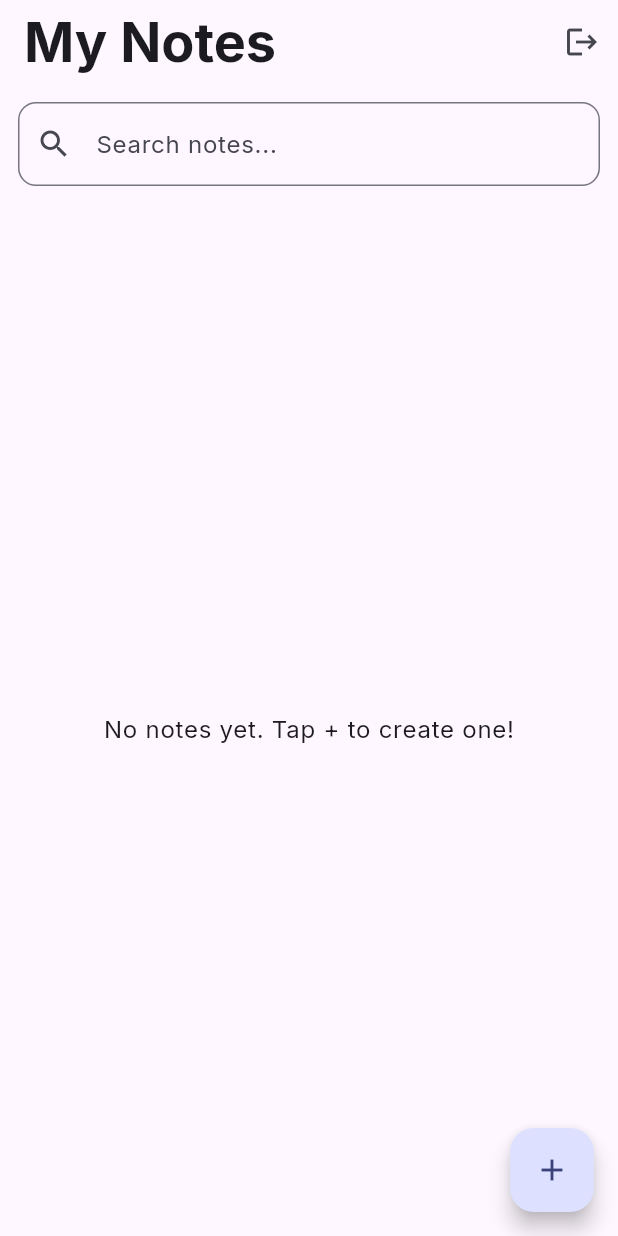
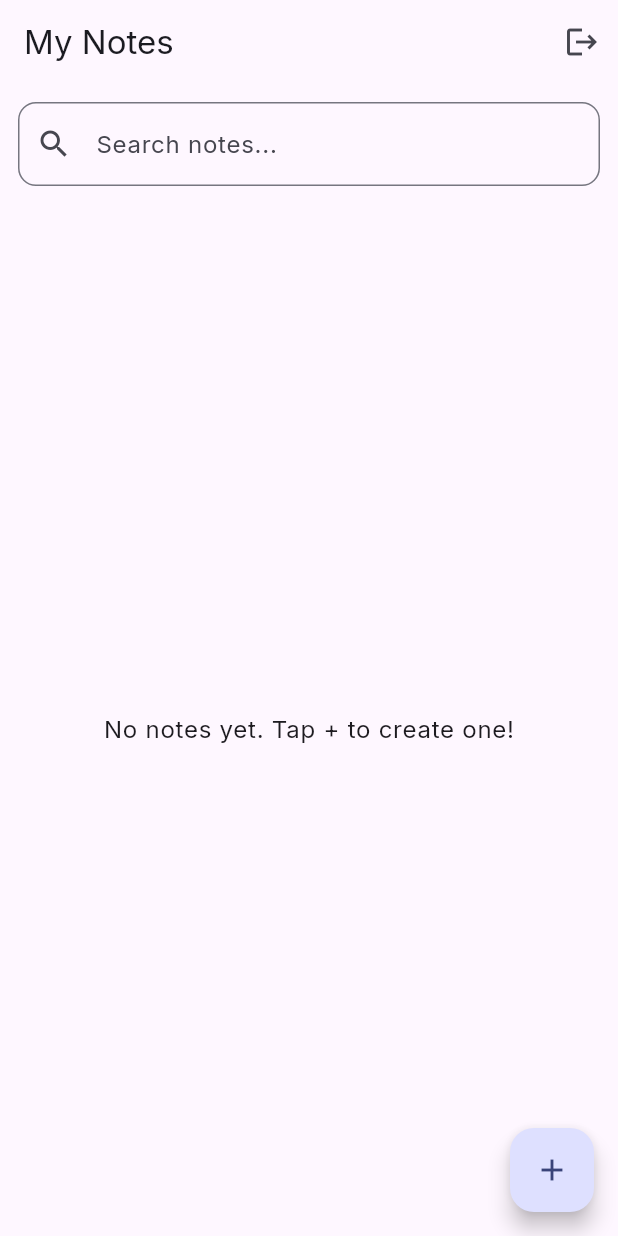
Before and after one commit to majumdersubhanu/stash_notes, a Flutter app: the screen it shows after launch, on a phone screen of 412 x 824 dp. Run offline on Flutter 3.47's test engine with Material 3 defaults, Android fonts, the phone set to English and light mode, and no system bars; our stand-ins replace cloud_firestore, firebase_auth, firebase_core, google_fonts, google_sign_in; accounts and stored records are empty.

Commit message:
final commit

```diff
--- a/lib/screens/home_screen.dart
+++ b/lib/screens/home_screen.dart
@@ -72,13 +72,7 @@ class _HomeScreenState extends State<HomeScreen> {
           title:
               _selectedNoteIds.isNotEmpty
                   ? Text('${_selectedNoteIds.length} selected')
-                  : Text(
-                    'My Notes',
-                    style: Theme.of(context).textTheme.displaySmall?.copyWith(
-                      fontWeight: FontWeight.bold,
-                      color: Theme.of(context).colorScheme.onSurface,
-                    ),
-                  ),
+                  : Text('My Notes'),
           actions:
               _selectedNoteIds.isNotEmpty
                   ? [
@@ -179,7 +173,7 @@ class _HomeScreenState extends State<HomeScreen> {
                               color:
                                   Theme.of(
                                     context,
-                                  ).colorScheme.surfaceContainerHighest,
+                                  ).colorScheme.surfaceContainerLowest,
                               borderRadius: BorderRadius.circular(12),
                               border: Border.all(
                                 color:
```
